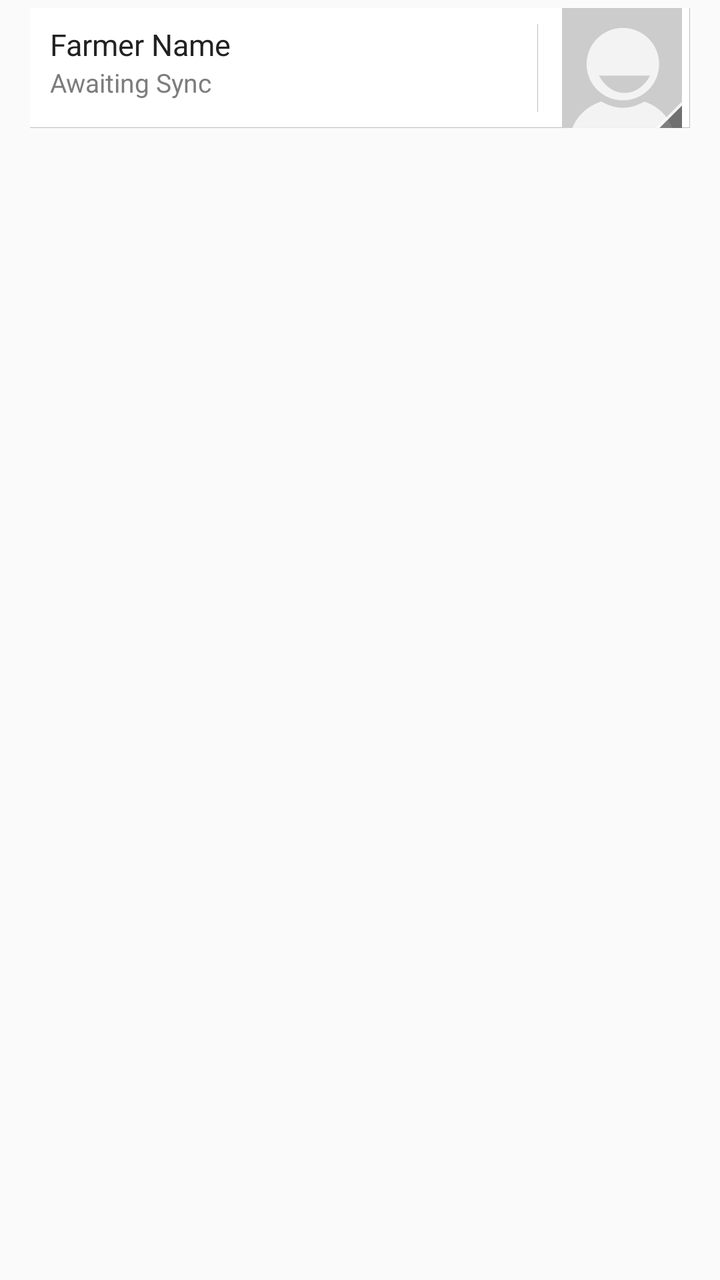
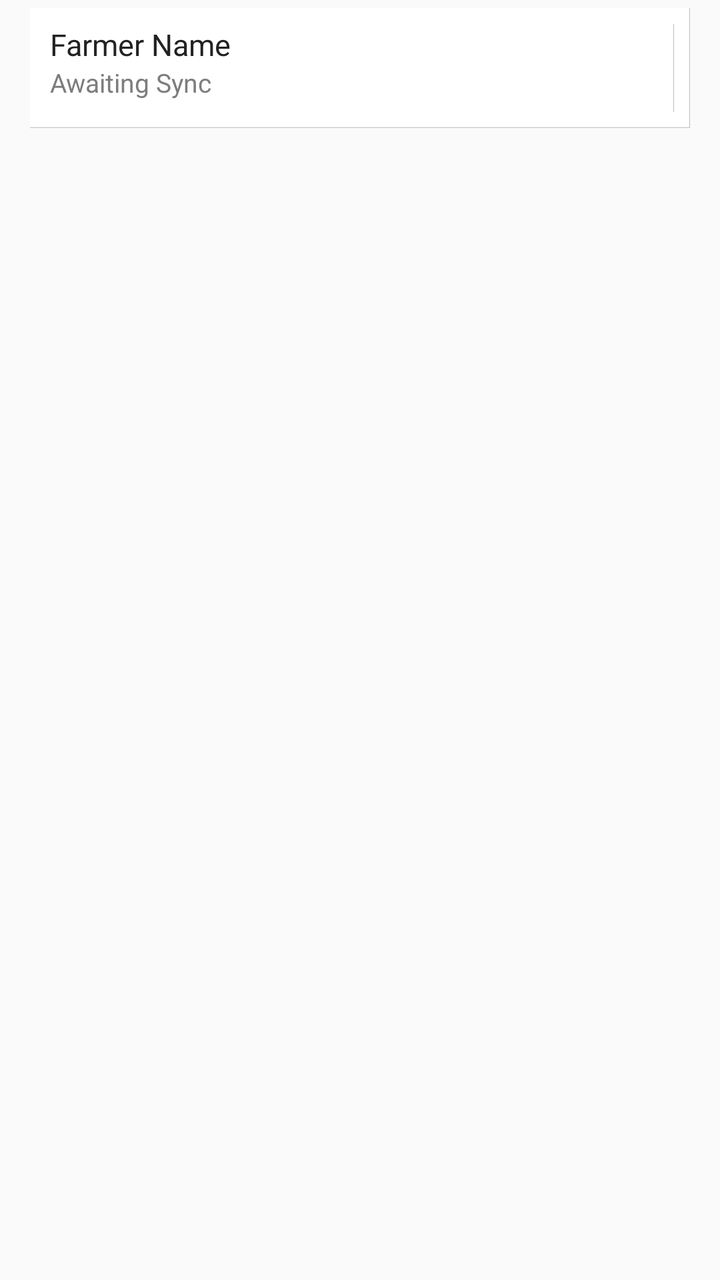

An Android layout rendered at two revisions. The XML below is the earlier revision; the diff shows what the commit changed to produce the second picture.
<!-- AndroidManifest.xml: application theme AppCompactTheme -->
<!-- res/layout/listview_farmer_list.xml -->
<?xml version="1.0" encoding="utf-8"?>
<LinearLayout xmlns:android="http://schemas.android.com/apk/res/android"
    xmlns:tools="http://schemas.android.com/tools"
    android:orientation="vertical"
    android:layout_width="match_parent"
    android:layout_height="wrap_content"
    android:paddingLeft="15dp"
    android:paddingRight="15dp"
    android:paddingTop="@dimen/ofis_list_itemseparator"
    android:paddingBottom="@dimen/ofis_list_itemseparator">


    <LinearLayout
        android:orientation="horizontal"
        android:layout_width="match_parent"
        android:id="@+id/rowlin"
        android:layout_height="wrap_content"
        android:minHeight="60dp"
        android:background="@drawable/list_item"
        android:baselineAligned="false"
        tools:ignore="UselessParent">

        <LinearLayout
            android:orientation="vertical"
            android:layout_width="0dp"
            android:layout_height="match_parent"
            android:id="@+id/itemTextContainer"
            android:layout_marginTop="8dp"
            android:layout_marginBottom="8dp"
            android:layout_marginEnd="8dp"
            android:layout_marginRight="8dp"
            android:background="@drawable/right_border"
            android:paddingLeft="10dp"
            android:paddingRight="10dp"
            android:layout_weight="1">

            <TextView
                android:id="@+id/transacteeType"
                android:layout_width="0dp"
                android:layout_height="0dp"
                android:visibility="gone" />
            <TextView
                android:layout_width="match_parent"
                android:layout_height="wrap_content"
                android:text="@string/Farmer_Name"
                android:id="@+id/farmerListFarmerName"
                android:textColor="@color/ofis_base_font_dark"
                android:textSize="@dimen/ofis_med_text" />
            <TextView
                android:layout_width="wrap_content"
                android:layout_height="wrap_content"
                android:text="@string/Awaiting_Sync"
                android:id="@+id/farmerListOlamFarmerId"
                android:textColor="@color/ofis_list_item_subtitle"
                android:textSize="@dimen/ofis_small_text" />
        </LinearLayout>

        <LinearLayout
            android:layout_width="wrap_content"
            android:layout_height="match_parent">
            <ImageView
                android:layout_width="wrap_content"
                android:layout_height="wrap_content"
                android:adjustViewBounds="true"
                android:scaleType="fitCenter"
                android:id="@+id/farmerListIcon"
                android:src="@drawable/ic_status_no_photo"
                android:contentDescription="@string/Farmer_Photo"
                android:layout_gravity="center_vertical"
                android:maxHeight="60dp" />
        </LinearLayout>
    </LinearLayout>

</LinearLayout>
<!-- resources referenced by this layout -->
<resources>
  <color name="ofis_base_font_dark">#222222</color>
  <color name="ofis_list_item_subtitle">#7d7d7d</color>
  <dimen name="ofis_list_itemseparator">4dp</dimen>
  <dimen name="ofis_med_text">15sp</dimen>
  <dimen name="ofis_small_text">13sp</dimen>
  <!-- drawable ic_status_no_photo: png bitmap (drawable-hdpi, 2672 bytes) -->
  <!-- drawable list_item (drawable) -->
  <?xml version="1.0" encoding="utf-8"?>
  <layer-list xmlns:android="http://schemas.android.com/apk/res/android">
      <item
          android:right="-3dp"
          android:left="-3dp"
          android:top="-3dp"
          android:bottom="-2dp">
          <shape android:shape="rectangle">
              <solid android:color="@color/ofis_list_item_background"/>
              <stroke
                  android:color="@color/ofis_list_item_border"
                  android:width="@dimen/ofis_list_itemborder" />
          </shape>
          </item>
  </layer-list>
  <!-- drawable right_border (drawable) -->
  <?xml version="1.0" encoding="utf-8"?>
  <layer-list xmlns:android="http://schemas.android.com/apk/res/android">
      <item
          android:bottom="-3dp"
          android:left="-3dp"
          android:top="-3dp"
          android:right="-2dp">
          <shape android:shape="rectangle">
              <solid android:color="@android:color/transparent"/>
              <stroke
                  android:color="@color/ofis_list_item_border"
                  android:width="@dimen/ofis_list_itemborder" />
          </shape>
          </item>
  </layer-list>
  <string name="Awaiting_Sync">Awaiting Sync</string>
  <string name="Farmer_Name">Farmer Name</string>
  <string name="Farmer_Photo">Farmer Photo</string>
  <style name="AppCompactTheme" parent="Theme.AppCompat.Light">
          
          <item name="android:spinnerStyle">@android:style/Widget.Holo.Light.Spinner</item>
          <item name="android:spinnerItemStyle">@style/SpinnerItem</item>
          <item name="android:spinnerDropDownItemStyle">@style/SpinnerItem.DropDownItem</item>
          <item name="android:dropDownListViewStyle">@style/StandardSpinner</item>
          <item name="android:actionBarStyle">@style/AppTheme.ActionBarStyle</item>
      </style>
  <color name="ofis_list_item_background">#ffffff</color>
  <color name="ofis_list_item_border">#40000000</color>
  <dimen name="ofis_list_itemborder">1px</dimen>
  <style name="SpinnerItem" parent="Widget.AppCompat.TextView.SpinnerItem">
          <item name="android:textColor">@color/ofis_base_font_white</item>
          <item name="android:textSize">@dimen/ofis_spinner_text</item>
      </style>
  <style name="SpinnerItem.DropDownItem" parent="Widget.AppCompat.Light.DropDownItem.Spinner">
          <item name="android:textColor">@color/ofis_text_field</item>
          <item name="android:background">@color/ofis_spinner_item_background</item>
      </style>
  <style name="StandardSpinner" parent="Widget.AppCompat.ListView.DropDown">
          <item name="android:dividerHeight">@dimen/ofis_spinner_itemseparator</item>
          <item name="android:divider">@color/ofis_spinner_divider</item>
      </style>
  <style name="AppTheme.ActionBarStyle" parent="Theme.AppCompat.Light">
          <item name="android:titleTextStyle">@style/AppTheme.ActionBar.TitleTextStyle</item>
      </style>
  <color name="ofis_base_font_white">#ffffff</color>
  <dimen name="ofis_spinner_text">14sp</dimen>
  <color name="ofis_text_field">#DE000000</color>
  <color name="ofis_spinner_item_background">@color/ofis_actionbar_background</color>
  <dimen name="ofis_spinner_itemseparator">1dp</dimen>
  <color name="ofis_spinner_divider">#ff333333</color>
  <style name="AppTheme.ActionBar.TitleTextStyle" parent="android:TextAppearance">
          <item name="android:textSize">@dimen/ofis_med_text</item>
      </style>
  <color name="ofis_actionbar_background">#dddddd</color>
</resources>

<!-- the commit's change to res/layout/listview_farmer_list.xml (unified diff, before → after) -->
@@ -1,5 +1,6 @@
 <?xml version="1.0" encoding="utf-8"?>
 <LinearLayout xmlns:android="http://schemas.android.com/apk/res/android"
+    xmlns:app="http://schemas.android.com/apk/res-auto"
     xmlns:tools="http://schemas.android.com/tools"
     android:orientation="vertical"
     android:layout_width="match_parent"
@@ -64,7 +65,7 @@
                 android:adjustViewBounds="true"
                 android:scaleType="fitCenter"
                 android:id="@+id/farmerListIcon"
-                android:src="@drawable/ic_status_no_photo"
+                app:srcCompat="@drawable/ic_status_no_photo"
                 android:contentDescription="@string/Farmer_Photo"
                 android:layout_gravity="center_vertical"
                 android:maxHeight="60dp" />
<!-- resource entries referenced after the edit -->
@@ -43,11 +43,13 @@
   <string name="Farmer_Photo">Farmer Photo</string>
   <style name="AppCompactTheme" parent="Theme.AppCompat.Light">
           
-          <item name="android:spinnerStyle">@android:style/Widget.Holo.Light.Spinner</item>
+          <item name="spinnerStyle">@android:style/Widget.Holo.Light.Spinner</item>
           <item name="android:spinnerItemStyle">@style/SpinnerItem</item>
-          <item name="android:spinnerDropDownItemStyle">@style/SpinnerItem.DropDownItem</item>
-          <item name="android:dropDownListViewStyle">@style/StandardSpinner</item>
-          <item name="android:actionBarStyle">@style/AppTheme.ActionBarStyle</item>
+          <item name="spinnerDropDownItemStyle">@style/SpinnerItem.DropDownItem</item>
+          <item name="dropDownListViewStyle">@style/StandardSpinner</item>
+  
+          <item name="actionBarStyle">@style/AppTheme.ActionBarStyle</item>
+  
       </style>
   <color name="ofis_list_item_background">#ffffff</color>
   <color name="ofis_list_item_border">#40000000</color>
@@ -58,14 +60,14 @@
       </style>
   <style name="SpinnerItem.DropDownItem" parent="Widget.AppCompat.Light.DropDownItem.Spinner">
           <item name="android:textColor">@color/ofis_text_field</item>
-          <item name="android:background">@color/ofis_spinner_item_background</item>
+          <item name="background">@color/ofis_spinner_item_background</item>
       </style>
   <style name="StandardSpinner" parent="Widget.AppCompat.ListView.DropDown">
           <item name="android:dividerHeight">@dimen/ofis_spinner_itemseparator</item>
-          <item name="android:divider">@color/ofis_spinner_divider</item>
+          <item name="divider">@color/ofis_spinner_divider</item>
       </style>
   <style name="AppTheme.ActionBarStyle" parent="Theme.AppCompat.Light">
-          <item name="android:titleTextStyle">@style/AppTheme.ActionBar.TitleTextStyle</item>
+          <item name="titleTextStyle">@style/AppTheme.ActionBar.TitleTextStyle</item>
       </style>
   <color name="ofis_base_font_white">#ffffff</color>
   <dimen name="ofis_spinner_text">14sp</dimen>
@@ -74,8 +76,10 @@
   <dimen name="ofis_spinner_itemseparator">1dp</dimen>
   <color name="ofis_spinner_divider">#ff333333</color>
   <style name="AppTheme.ActionBar.TitleTextStyle" parent="android:TextAppearance">
-          <item name="android:textSize">@dimen/ofis_med_text</item>
+          <item name="android:textSize">@dimen/ofis_large_text</item>
+          <item name="android:textStyle">bold</item>
       </style>
   <color name="ofis_actionbar_background">#dddddd</color>
+  <dimen name="ofis_large_text">17sp</dimen>
 </resources>
 
